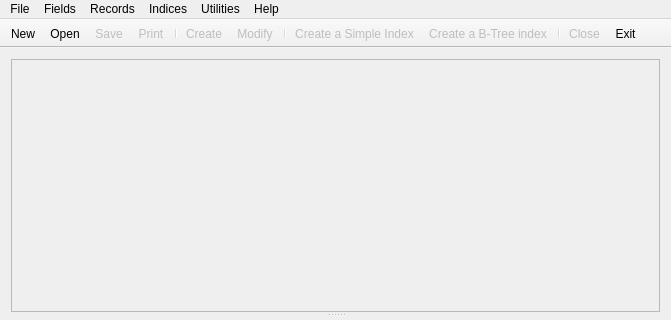
Before: the Qt Designer form RecordsManagementSystem/mainwindow.ui in Henry23/RecordsManagementSystem, drawn with Qt 5; both pictures show x 0 to 671 and y 0 to 320 of the 671 by 500 pixel window.
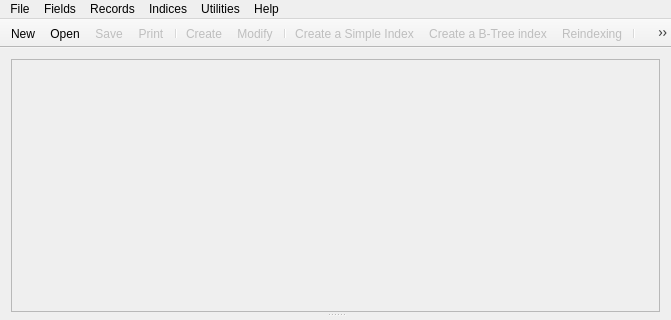
After: the same form once the commit is applied. Icons and pictures are not drawn.

```diff
--- a/RecordsManagementSystem/mainwindow.ui
+++ b/RecordsManagementSystem/mainwindow.ui
@@ -239,6 +239,7 @@
    <addaction name="separator"/>
    <addaction name="actionCreateSimpleIndex"/>
    <addaction name="actionCreateBTreeIndex"/>
+   <addaction name="actionReindexing"/>
    <addaction name="separator"/>
    <addaction name="actionCloseFile"/>
    <addaction name="actionExit"/>
```
Left out of the diff: 4 changed lines with no effect on the pictures.
